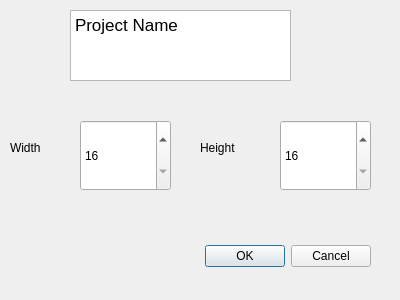
The window that startdialog.ui (markusbuck/sprite-editor) describes before a commit, drawn with Qt 5.
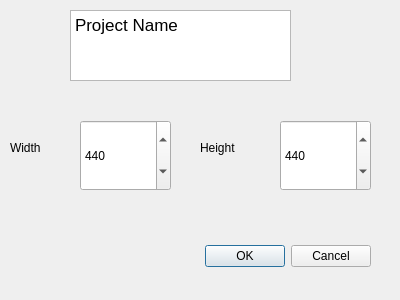
The same window after the commit.

Patch:
```diff
--- a/startdialog.ui
+++ b/startdialog.ui
@@ -42,11 +42,14 @@
     <number>16</number>
    </property>
    <property name="maximum">
-    <number>256</number>
+    <number>512</number>
    </property>
    <property name="singleStep">
     <number>4</number>
    </property>
+   <property name="value">
+    <number>440</number>
+   </property>
   </widget>
   <widget class="QSpinBox" name="height">
    <property name="geometry">
@@ -61,11 +64,14 @@
     <number>16</number>
    </property>
    <property name="maximum">
-    <number>256</number>
+    <number>512</number>
    </property>
    <property name="singleStep">
     <number>4</number>
    </property>
+   <property name="value">
+    <number>440</number>
+   </property>
   </widget>
   <widget class="QTextEdit" name="projectName">
    <property name="geometry">
```
